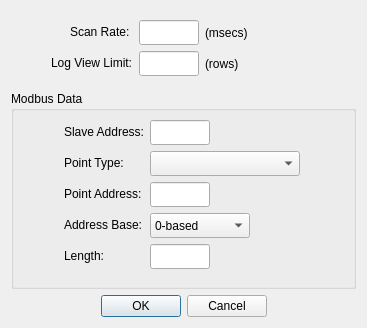
Above: omodscan/dialogs/dialogdisplaydefinition.ui from sanny32/OpenModScan before the change. Below: the same form after it.
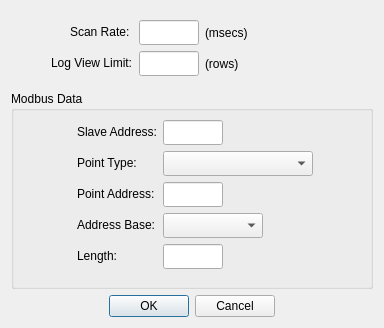
That is the form after the change. Custom widgets are drawn as their Qt base class.

Commit message: Developing 1-based/0-based address switch

```diff
--- a/omodscan/dialogs/dialogdisplaydefinition.ui
+++ b/omodscan/dialogs/dialogdisplaydefinition.ui
@@ -6,7 +6,7 @@
    <rect>
     <x>0</x>
     <y>0</y>
-    <width>367</width>
+    <width>384</width>
     <height>328</height>
    </rect>
   </property>
@@ -128,8 +128,14 @@
       <string>Modbus Data</string>
      </property>
      <layout class="QFormLayout" name="formLayout">
+      <property name="formAlignment">
+       <set>Qt::AlignHCenter|Qt::AlignTop</set>
+      </property>
       <property name="leftMargin">
-       <number>50</number>
+       <number>30</number>
+      </property>
+      <property name="rightMargin">
+       <number>30</number>
       </property>
       <item row="0" column="0">
        <widget class="QLabel" name="labelSlaveAddress">
@@ -226,16 +232,6 @@
           <height>25</height>
          </size>
         </property>
-        <item>
-         <property name="text">
-          <string>0-based</string>
-         </property>
-        </item>
-        <item>
-         <property name="text">
-          <string>1-based</string>
-         </property>
-        </item>
        </widget>
       </item>
       <item row="4" column="0">
@@ -303,6 +299,11 @@
    <extends>QComboBox</extends>
    <header>pointtypecombobox.h</header>
   </customwidget>
+  <customwidget>
+   <class>AddressBaseComboBox</class>
+   <extends>QComboBox</extends>
+   <header>addressbasecombobox.h</header>
+  </customwidget>
  </customwidgets>
  <tabstops>
   <tabstop>lineEditScanRate</tabstop>
```
Left out of the diff: 2 changed lines with no effect on the pictures. The commit also changes 9 other files.
